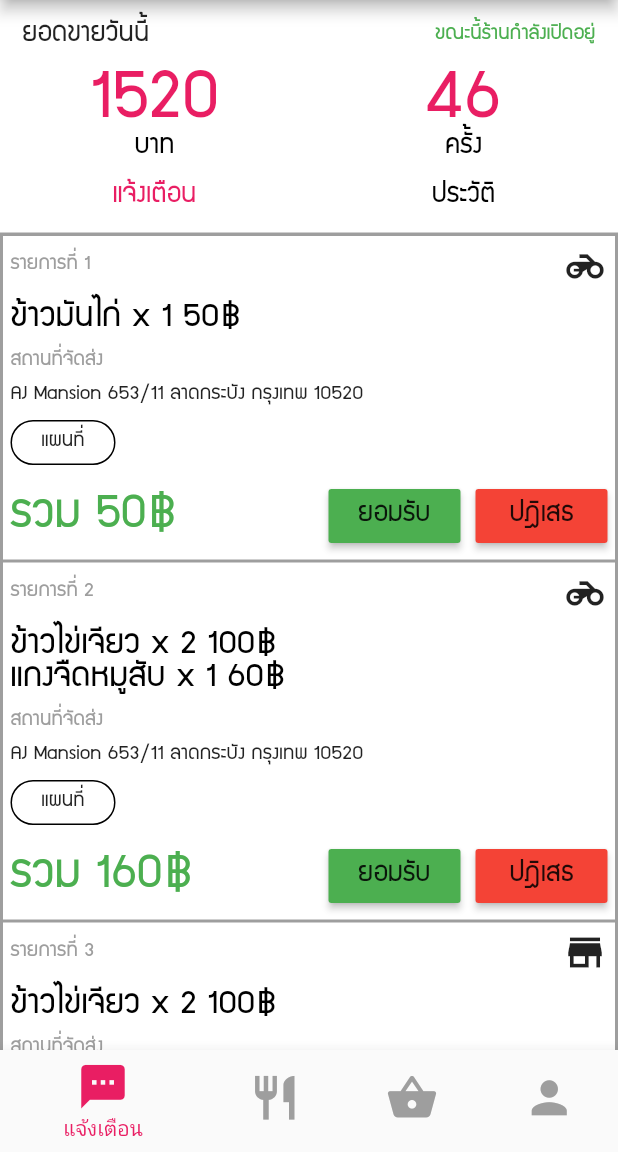
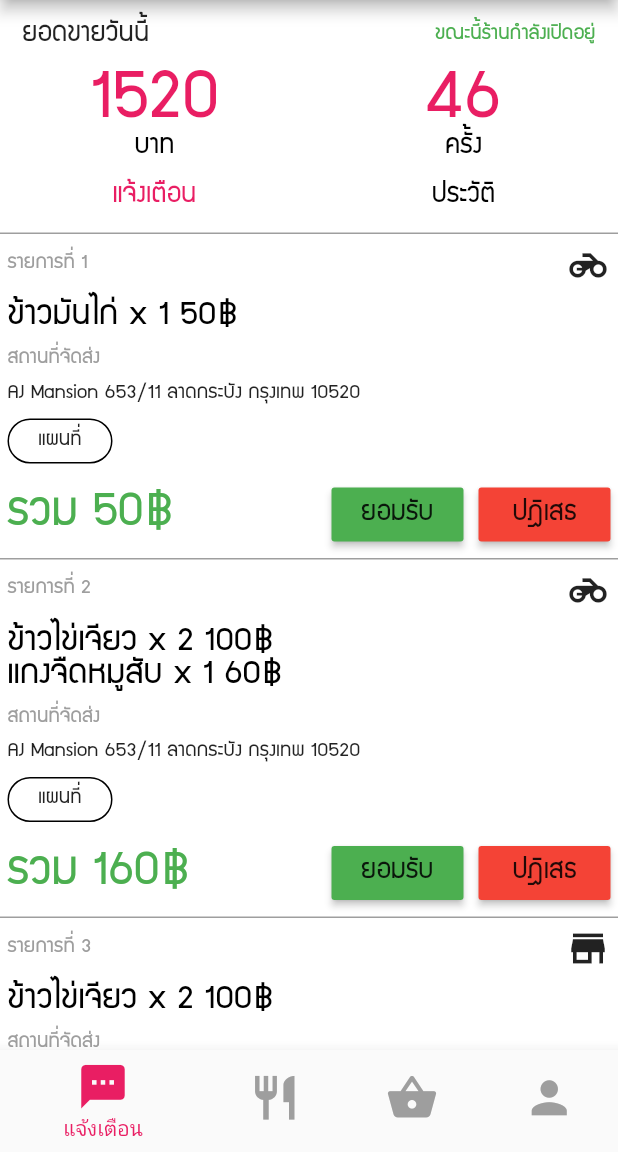
Before and after one commit to benzjakk/khanomfood, a Flutter app: the screen it shows after launch, on a phone screen of 412 x 824 dp, the part 84-1236 px from its top. Run offline on Flutter 3.47's test engine with Material 2 defaults, Android fonts, the phone set to English and light mode, and no system bars.

Commit message:
Update notification_page.dart

```diff
--- a/khanomfood/lib/ui/pages/notification_page.dart
+++ b/khanomfood/lib/ui/pages/notification_page.dart
@@ -199,14 +199,14 @@ class _NotificationPageState extends State<NotificationPageChild> {
               },
               children: <Widget>[
                 Container(
-                  margin: EdgeInsets.fromLTRB(0, 2, 0, 0),
+                  margin: EdgeInsets.fromLTRB(0, 1, 0, 0),
                   child: ListView.builder(
                     controller: _scrollController,
                     itemCount: entries.length,
                     physics: ClampingScrollPhysics(),
                     itemBuilder: (context, index) {
                       return Container(
-                        margin: EdgeInsets.fromLTRB(2, 0, 2, 2),
+                        margin: EdgeInsets.fromLTRB(0, 0, 0, 1),
                         color: Colors.white,
                         child: Column(
                           children: <Widget>[
```
